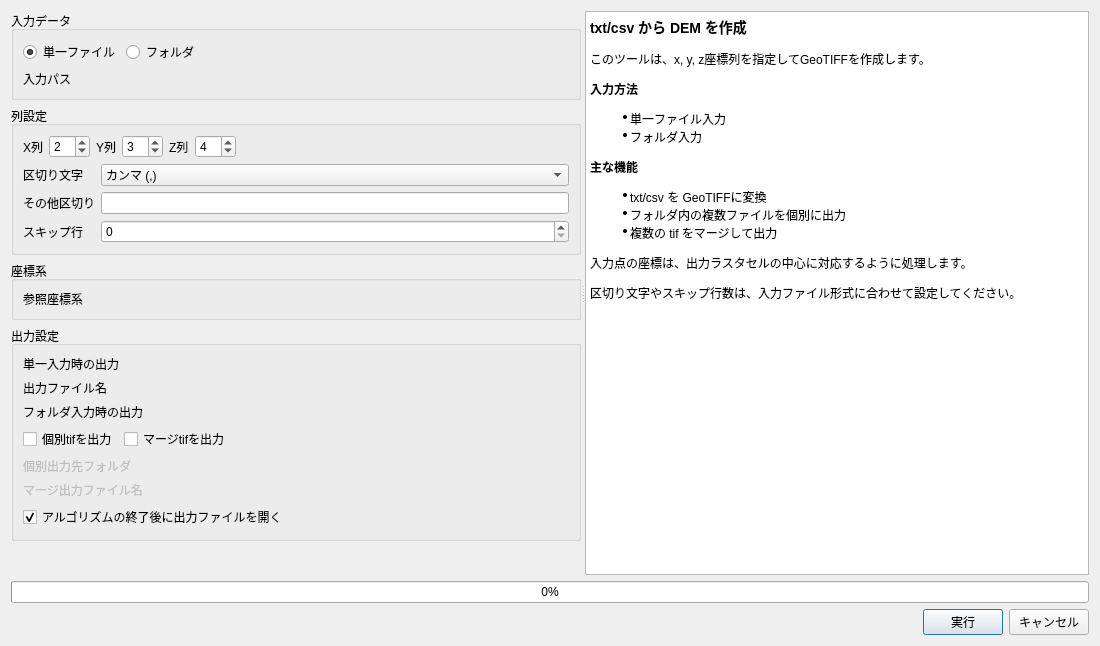
Old version of the form txt_2_tif_dem_builder_dialog_base.ui in the repository Mizuki011124/txt_2_tif_dem_builder.
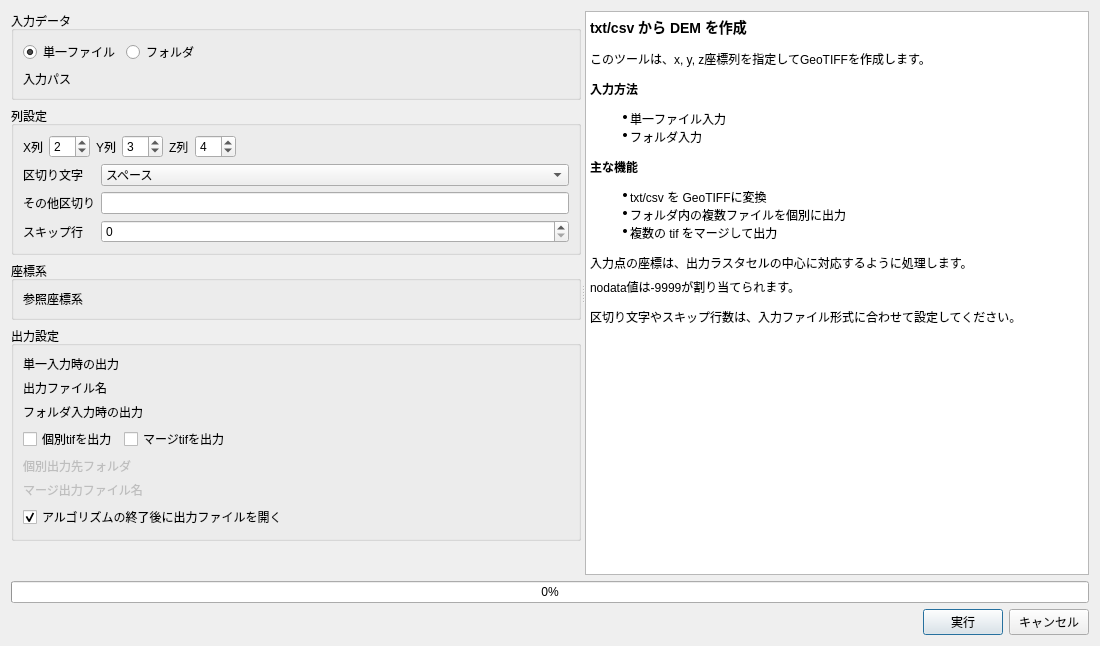
New version of the form. Custom widgets are drawn as their Qt base class.

Commit message: 空ファイルをスキップする処理の実装、その他微調整

Patch:
```diff
--- a/txt_2_tif_dem_builder_dialog_base.ui
+++ b/txt_2_tif_dem_builder_dialog_base.ui
@@ -169,6 +169,11 @@
             </item>
             <item row="0" column="1">
              <widget class="QComboBox" name="comboDelimiter">
+              <item>
+               <property name="text">
+                <string>スペース</string>
+               </property>
+              </item>
               <item>
                <property name="text">
                 <string>カンマ (,)</string>
@@ -429,7 +434,8 @@
 &lt;ul style="margin-top: 0px; margin-bottom: 0px; margin-left: 0px; margin-right: 0px; -qt-list-indent: 1;"&gt;&lt;li style=" margin-top:12px; margin-bottom:0px; margin-left:0px; margin-right:0px; -qt-block-indent:0; text-indent:0px;"&gt;txt/csv を GeoTIFFに変換&lt;/li&gt;
 &lt;li style=" margin-top:0px; margin-bottom:0px; margin-left:0px; margin-right:0px; -qt-block-indent:0; text-indent:0px;"&gt;フォルダ内の複数ファイルを個別に出力&lt;/li&gt;
 &lt;li style=" margin-top:0px; margin-bottom:12px; margin-left:0px; margin-right:0px; -qt-block-indent:0; text-indent:0px;"&gt;複数の tif をマージして出力&lt;/li&gt;&lt;/ul&gt;
-&lt;p style=" margin-top:12px; margin-bottom:12px; margin-left:0px; margin-right:0px; -qt-block-indent:0; text-indent:0px;"&gt;入力点の座標は、出力ラスタセルの中心に対応するように処理します。&lt;/p&gt;
+&lt;p style=" margin-top:12px; margin-bottom:6px; margin-left:0px; margin-right:0px; -qt-block-indent:0; text-indent:0px;"&gt;入力点の座標は、出力ラスタセルの中心に対応するように処理します。&lt;/p&gt;
+&lt;p style=" margin-top:6px; margin-bottom:12px; margin-left:0px; margin-right:0px; -qt-block-indent:0; text-indent:0px;"&gt;nodata値は-9999が割り当てられます。&lt;/p&gt;
 &lt;p style=" margin-top:12px; margin-bottom:12px; margin-left:0px; margin-right:0px; -qt-block-indent:0; text-indent:0px;"&gt;区切り文字やスキップ行数は、入力ファイル形式に合わせて設定してください。&lt;/p&gt;&lt;/body&gt;&lt;/html&gt;</string>
          </property>
          <property name="openExternalLinks">
```
Left out of the diff: 5 changed lines with no effect on the pictures. The commit also changes 1 other file.
